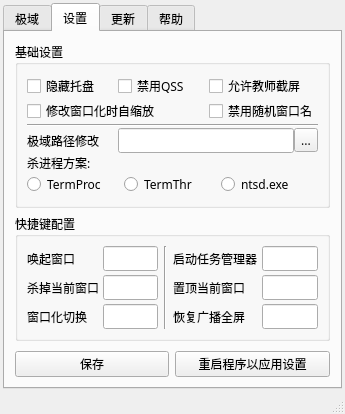
This is libs/NTD.ui in LYXOfficial/NoTopDomain as Qt 5 draws it before an edit. The edited form follows.
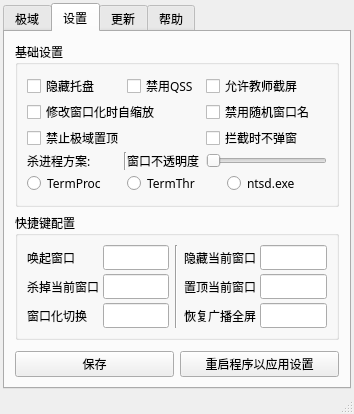
This is the edited form. The open tabs and pages were chosen to show the change.

```diff
--- a/libs/NTD.ui
+++ b/libs/NTD.ui
@@ -6,8 +6,8 @@
    <rect>
     <x>0</x>
     <y>0</y>
-    <width>345</width>
-    <height>399</height>
+    <width>354</width>
+    <height>414</height>
    </rect>
   </property>
   <property name="font">
@@ -468,7 +468,7 @@
              <item row="0" column="0">
               <widget class="QLabel" name="label_2">
                <property name="text">
-                <string>启动任务管理器</string>
+                <string>隐藏当前窗口</string>
                </property>
               </widget>
              </item>
@@ -540,8 +540,46 @@
             <number>0</number>
            </property>
            <property name="verticalSpacing">
-            <number>1</number>
+            <number>2</number>
            </property>
+           <item row="3" column="0">
+            <widget class="QCheckBox" name="checkBox_7">
+             <property name="text">
+              <string>禁止极域置顶</string>
+             </property>
+            </widget>
+           </item>
+           <item row="9" column="2">
+            <widget class="QLabel" name="label_16">
+             <property name="text">
+              <string>窗口不透明度  </string>
+             </property>
+            </widget>
+           </item>
+           <item row="3" column="3">
+            <widget class="QCheckBox" name="checkBox_6">
+             <property name="text">
+              <string>拦截时不弹窗</string>
+             </property>
+            </widget>
+           </item>
+           <item row="1" column="3" colspan="2">
+            <widget class="QCheckBox" name="checkBox_4">
+             <property name="text">
+              <string>允许教师截屏</string>
+             </property>
+             <property name="checked">
+              <bool>false</bool>
+             </property>
+            </widget>
+           </item>
+           <item row="2" column="3" colspan="2">
+            <widget class="QCheckBox" name="checkBox_5">
+             <property name="text">
+              <string>禁用随机窗口名</string>
+             </property>
+            </widget>
+           </item>
            <item row="1" column="0">
             <widget class="QCheckBox" name="checkBox">
              <property name="text">
@@ -551,67 +589,18 @@
            </item>
            <item row="9" column="0">
             <widget class="QLabel" name="label_17">
+             <property name="sizePolicy">
+              <sizepolicy hsizetype="Fixed" vsizetype="Preferred">
+               <horstretch>0</horstretch>
+               <verstretch>0</verstretch>
+              </sizepolicy>
+             </property>
              <property name="text">
               <string>杀进程方案:</string>
              </property>
             </widget>
            </item>
-           <item row="8" column="0">
-            <widget class="QLabel" name="label_16">
-             <property name="text">
-              <string>极域路径修改</string>
-             </property>
-            </widget>
-           </item>
-           <item row="1" column="1">
-            <widget class="QCheckBox" name="checkBox_3">
-             <property name="text">
-              <string>禁用QSS</string>
-             </property>
-            </widget>
-           </item>
-           <item row="1" column="2">
-            <widget class="QCheckBox" name="checkBox_4">
-             <property name="text">
-              <string>允许教师截屏</string>
-             </property>
-             <property name="checked">
-              <bool>false</bool>
-             </property>
-            </widget>
-           </item>
-           <item row="7" column="0" colspan="3">
-            <widget class="Line" name="line_4">
-             <property name="orientation">
-              <enum>Qt::Horizontal</enum>
-             </property>
-            </widget>
-           </item>
-           <item row="8" column="1" colspan="2">
-            <layout class="QHBoxLayout" name="horizontalLayout_6">
-             <item>
-              <widget class="QLineEdit" name="TopDomainLocationSet">
-               <property name="enabled">
-                <bool>true</bool>
-               </property>
-               <property name="alignment">
-                <set>Qt::AlignRight|Qt::AlignTrailing|Qt::AlignVCenter</set>
-               </property>
-               <property name="readOnly">
-                <bool>true</bool>
-               </property>
-              </widget>
-             </item>
-             <item>
-              <widget class="QToolButton" name="toolButton">
-               <property name="text">
-                <string>...</string>
-               </property>
-              </widget>
-             </item>
-            </layout>
-           </item>
-           <item row="10" column="0" colspan="3">
+           <item row="12" column="0" colspan="5">
             <layout class="QHBoxLayout" name="horizontalLayout_5">
              <item>
               <widget class="QRadioButton" name="radioButton">
@@ -639,17 +628,31 @@
              </item>
             </layout>
            </item>
-           <item row="2" column="0" colspan="2">
+           <item row="1" column="2">
+            <widget class="QCheckBox" name="checkBox_3">
+             <property name="text">
+              <string>禁用QSS</string>
+             </property>
+            </widget>
+           </item>
+           <item row="2" column="0" colspan="3">
             <widget class="QCheckBox" name="checkBox_2">
              <property name="text">
               <string>修改窗口化时自缩放</string>
              </property>
             </widget>
            </item>
-           <item row="2" column="2">
-            <widget class="QCheckBox" name="checkBox_5">
-             <property name="text">
-              <string>禁用随机窗口名</string>
+           <item row="9" column="3" colspan="2">
+            <widget class="QSlider" name="horizontalSlider">
+             <property name="orientation">
+              <enum>Qt::Horizontal</enum>
+             </property>
+            </widget>
+           </item>
+           <item row="9" column="1">
+            <widget class="Line" name="line_3">
+             <property name="orientation">
+              <enum>Qt::Vertical</enum>
              </property>
             </widget>
            </item>
```
Left out of the diff: 261 changed lines with no effect on the pictures.
